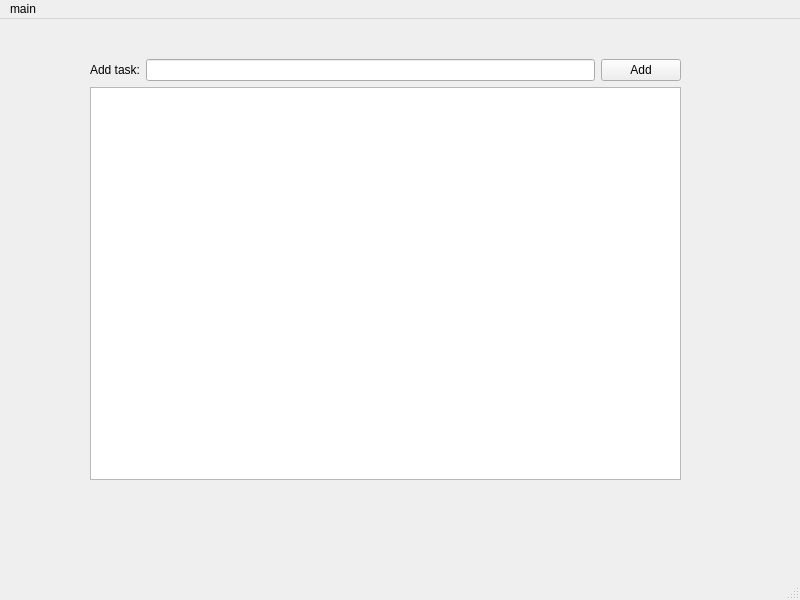
Qt form gantt.ui (thedanzjl/gantt) before a commit.
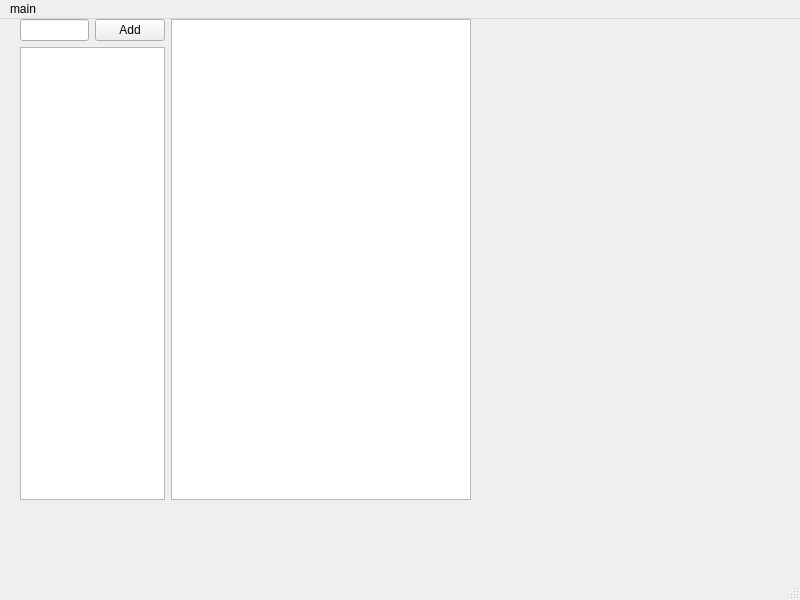
The same form after that commit.

Commit message: new design for task table (now there are 2 tables)

Patch:
```diff
--- a/gantt.ui
+++ b/gantt.ui
@@ -17,36 +17,78 @@
    <widget class="QWidget" name="verticalLayoutWidget">
     <property name="geometry">
      <rect>
-      <x>90</x>
-      <y>40</y>
-      <width>591</width>
-      <height>421</height>
+      <x>20</x>
+      <y>0</y>
+      <width>451</width>
+      <height>481</height>
      </rect>
     </property>
-    <layout class="QVBoxLayout" name="verticalLayout_3">
+    <layout class="QHBoxLayout" name="horizontalLayout_2">
      <item>
-      <layout class="QHBoxLayout" name="horizontalLayout">
+      <layout class="QVBoxLayout" name="verticalLayout_4">
+       <property name="sizeConstraint">
+        <enum>QLayout::SetMaximumSize</enum>
+       </property>
+       <property name="rightMargin">
+        <number>0</number>
+       </property>
+       <property name="bottomMargin">
+        <number>0</number>
+       </property>
        <item>
-        <widget class="QLabel" name="label">
-         <property name="text">
-          <string>Add task:</string>
-         </property>
-        </widget>
+        <layout class="QHBoxLayout" name="horizontalLayout">
+         <item>
+          <widget class="QLineEdit" name="taskLine">
+           <property name="maximumSize">
+            <size>
+             <width>100</width>
+             <height>16777215</height>
+            </size>
+           </property>
+          </widget>
+         </item>
+         <item>
+          <widget class="QPushButton" name="addTaskButton">
+           <property name="maximumSize">
+            <size>
+             <width>70</width>
+             <height>16777215</height>
+            </size>
+           </property>
+           <property name="text">
+            <string>Add</string>
+           </property>
+          </widget>
+         </item>
+        </layout>
        </item>
        <item>
-        <widget class="QLineEdit" name="taskLine"/>
-       </item>
-       <item>
-        <widget class="QPushButton" name="addTaskButton">
-         <property name="text">
-          <string>Add</string>
+        <widget class="QTableWidget" name="taskTable">
+         <property name="maximumSize">
+          <size>
+           <width>200</width>
+           <height>16777215</height>
+          </size>
+         </property>
+         <property name="editTriggers">
+          <set>QAbstractItemView::AnyKeyPressed</set>
+         </property>
+         <property name="sortingEnabled">
+          <bool>false</bool>
          </property>
         </widget>
        </item>
       </layout>
      </item>
      <item>
-      <widget class="QTableWidget" name="taskTable"/>
+      <widget class="QTableWidget" name="taskDetailTable">
+       <property name="minimumSize">
+        <size>
+         <width>300</width>
+         <height>0</height>
+        </size>
+       </property>
+      </widget>
      </item>
     </layout>
    </widget>
```
Left out of the diff: 2 changed lines with no effect on the pictures. The commit also changes 4 other files.
